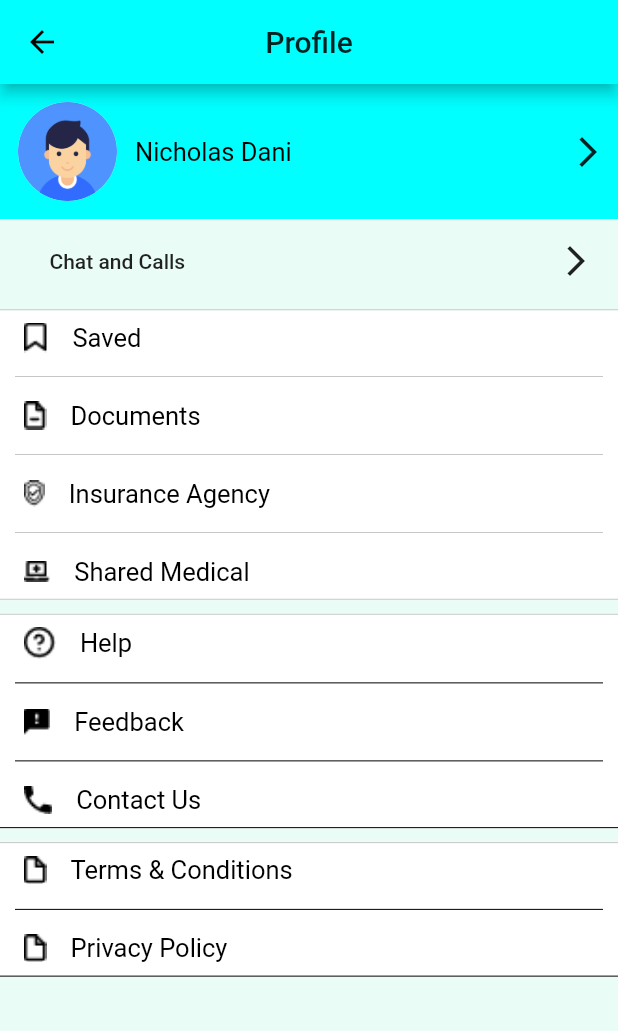
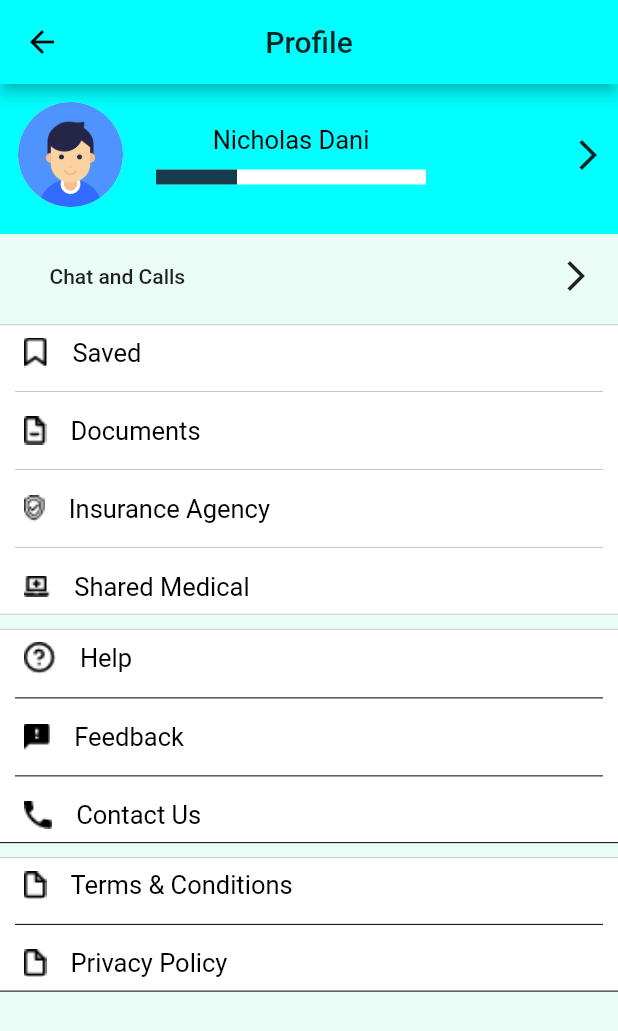
Before and after one commit to Ssentialhealth/ssentialhealth, a Flutter app: the ProfileScreen screen opened directly, on a phone screen of 412 x 824 dp. Shown: the top 1031 px of the screen. Run offline on Flutter 3.47's test engine with Material 2 defaults, Android fonts, the light colour scheme and no system bars; drawn by our look-alikes of percent_indicator; our stand-ins replace fluttertoast, shared_preferences; missing offline and left inert: country_list_pick, flutter_session, flutter_statusbarcolor, shared_preferences_web; accounts and stored records are empty.

Commit message:
Profile Screen linear percentage indicator

```diff
--- /dev/null
+++ b/lib/screens/feedback_screen.dart
@@ -0,0 +1 @@
+import 'package:flutter/material.dart';
--- a/lib/screens/profile_screen.dart
+++ b/lib/screens/profile_screen.dart
@@ -1,4 +1,5 @@
 import 'package:flutter/material.dart';
+import 'package:percent_indicator/linear_percent_indicator.dart';
 import 'package:pocket_health/widgets/widget.dart';
 
 class ProfileScreen extends StatefulWidget {
@@ -25,9 +26,11 @@
                   children: <Widget>[
                     Container(
                       color: Color(0xFF00FFFF),
-                      height: 90,
+                      height: 100,
                       width: MediaQuery.of(context).size.width,
-                      child: Row(
+                      child: Column(
+                        children: [
+                          Row(
                             children: <Widget>[
                               Padding(
                                 padding: EdgeInsets.all(12.0),
@@ -37,11 +40,31 @@
                                       child: Image.asset("assets/images/download.png", height: 70,)),
                                 ),
                               ),
-                          Text("Nicholas Dani",style: mediumTextStyle(),),
+                              Padding(
+                                padding:  EdgeInsets.symmetric(vertical:20),
+                                child: Column(
+                                  children: [
+                                    Text("Nicholas Dani",style: mediumTextStyle()),
+                                    SizedBox(height: 10,),
+                                    LinearPercentIndicator(
+                                      width: 200.0,
+                                      lineHeight: 10.0,
+                                      percent: 0.3,
+                                      backgroundColor: Colors.white,
+                                      progressColor: Color(0xff163C4D),
+                                    ),
+
+
+                                  ],
+                                ),
+                              ),
                               Spacer(flex: 2,),
                               Padding(
                                 padding: const EdgeInsets.all(8.0),
                                 child: Icon(Icons.arrow_forward_ios_outlined),
+                              ),
+
+                            ],
                           ),
                         ],
                       ),
@@ -74,6 +97,7 @@
                 ),
                 Container(
                   color: Colors.white,
+                  child: Center(
                     child: Column(
                       children: <Widget>[
                         Divider(height: 1,color: Color(0xFFC6C6C6),),
@@ -86,6 +110,7 @@
                         menuItems("assets/images/icons/shared medical.png", "Shared Medical"),
                         Divider(height: 1,color: Color(0xFFC6C6C6)),
                      ],
+                    ),
                   ),
                 ),
                 SizedBox(height: 9,),
@@ -115,7 +140,8 @@
                       Divider(height: 1,color: Colors.black),
                     ],
                   ),
-                )
+                ),
+
               ],
             ),
         ),
--- a/lib/screens/wait_screen.dart
+++ b/lib/screens/wait_screen.dart
@@ -88,6 +88,7 @@
 
                     ),
                   ),
+
                 ),
               ),
             ),
--- a/pubspec.yaml
+++ b/pubspec.yaml
@@ -36,6 +36,7 @@
   country_list_pick: ^1.0.1+3
   flutter_statusbarcolor: ^0.2.3
   flutter_launcher_icons: ^0.8.1
+  percent_indicator: "^2.1.7+2"
 
 flutter_icons:
   image_path: "assets/images/icons/launcher.png"
```
Also changed, not shown: pubspec.lock, 1 other file. Lines whose indentation alone changed are shown as unchanged.
